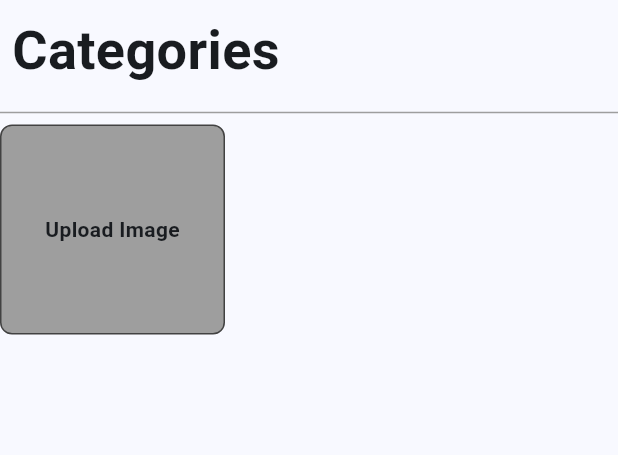
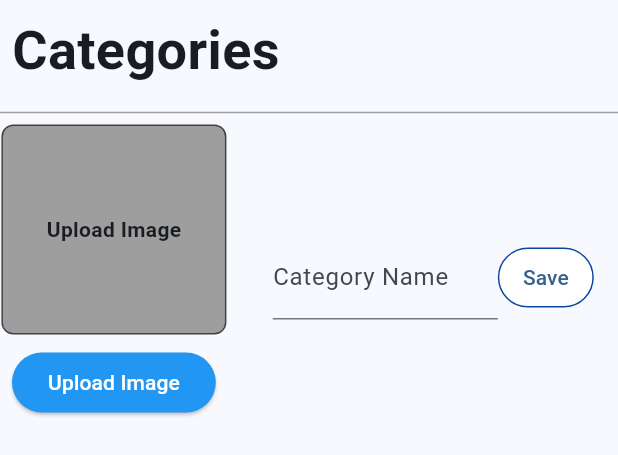
Before and after one commit to rqull/admin_panel_Remus-store, a Flutter app: the CategoryScreen widget shown alone on an empty page, opened directly, on a phone screen of 412 x 824 dp. Shown: the top 455 px of the screen. Run offline on Flutter 3.47's test engine with Material 3 defaults, Android fonts, the phone set to English and light mode, and no system bars; our stand-ins replace firebase_core, supabase_flutter; missing offline and left inert: flutter_admin_scaffold; accounts and stored records are empty.

Commit message:
refactor(CategoryScreen): Convert to StatefulWidget and add Save button
- Convert CategoryScreen from StatelessWidget to StatefulWidget
- Add Save button with custom styling
- Improve UI layout with proper widget structure

```diff
--- a/lib/views/side_bar_screens/category_screen.dart
+++ b/lib/views/side_bar_screens/category_screen.dart
@@ -1,12 +1,18 @@
 import 'package:flutter/material.dart';
 
-class CategoryScreen extends StatelessWidget {
+class CategoryScreen extends StatefulWidget {
   static const String id = '\category-screen';
   const CategoryScreen({super.key});
 
   @override
+  State<CategoryScreen> createState() => _CategoryScreenState();
+}
+
+class _CategoryScreenState extends State<CategoryScreen> {
+  @override
   Widget build(BuildContext context) {
-    return Column(children: [
+    return Column(
+      children: [
         Padding(
           padding: const EdgeInsets.all(8.0),
           child: Container(
@@ -46,10 +52,45 @@ class CategoryScreen extends StatelessWidget {
                     ),
                   ),
                 ),
+                Padding(
+                  padding: const EdgeInsets.all(8.0),
+                  child: ElevatedButton(
+                    style: ButtonStyle(
+                      backgroundColor: WidgetStatePropertyAll(Colors.blue),
+                    ),
+                    onPressed: () {},
+                    child: Text(
+                      'Upload Image',
+                      style: TextStyle(
+                        color: Colors.white,
+                      ),
+                    ),
+                  ),
+                ),
+              ],
+            ),
+            SizedBox(
+              width: 30,
+            ),
+            Container(
+              width: 150,
+              child: TextFormField(
+                decoration: InputDecoration(
+                  labelText: 'Category Name',
+                ),
+              ),
+            ),
+            TextButton(
+              style: ButtonStyle(
+                  backgroundColor: WidgetStatePropertyAll(Colors.white),
+                  side: WidgetStatePropertyAll(
+                      BorderSide(color: Colors.blue.shade900))),
+              onPressed: () {},
+              child: Text('Save'),
+            )
           ],
         ),
       ],
-      )
-    ]);
+    );
   }
 }
--- a/pubspec.yaml
+++ b/pubspec.yaml
@@ -39,6 +39,7 @@ dependencies:
   firebase_core: ^3.8.1
   cloud_firestore: ^5.5.1
   firebase_storage: ^12.3.7
+  supabase_flutter: ^2.8.1
 
 dev_dependencies:
   flutter_test:
```
Also changed, not shown: lib/main.dart (+7 -1 lines), pubspec.lock, 6 other files. Lines whose indentation alone changed are shown as unchanged.
